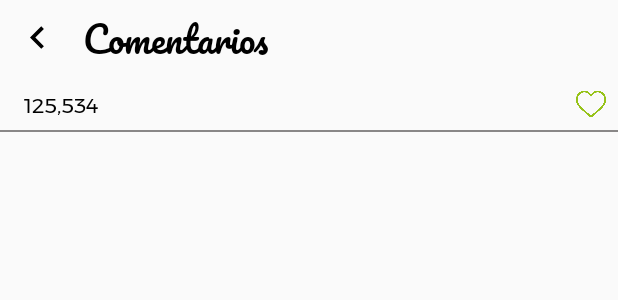
After one commit to Beetoo13/Fitsu, an Android app: the layout fragment_comentarios.xml on its own in the app's theme, with its tools: preview values and no code run, on a phone screen of 412 x 824 dp. The commit adds this screen. Shown: the top 300 px of the screen. Run offline under Robolectric (Android 15) with nearby library versions, the phone set to English and light mode, and no system bars.

Commit message:
Fragment comentarios para la pantalla de descubrir

```diff
--- a/app/build.gradle
+++ b/app/build.gradle
@@ -27,6 +27,7 @@ dependencies {
     implementation 'androidx.constraintlayout:constraintlayout:1.1.3'
     implementation 'androidx.cardview:cardview:1.0.0'
     implementation 'androidx.recyclerview:recyclerview:1.1.0'
+    implementation 'androidx.legacy:legacy-support-v4:1.0.0'
     testImplementation 'junit:junit:4.12'
     androidTestImplementation 'androidx.test.ext:junit:1.1.0'
     androidTestImplementation 'androidx.test.espresso:espresso-core:3.1.1'
--- /dev/null
+++ b/app/src/main/java/com/example/fitsu/FragmentComentarios.java
@@ -0,0 +1,31 @@
+package com.example.fitsu;
+
+import android.os.Bundle;
+
+import androidx.fragment.app.Fragment;
+
+import android.view.LayoutInflater;
+import android.view.View;
+import android.view.ViewGroup;
+import android.widget.Button;
+import android.widget.ImageView;
+
+public class FragmentComentarios extends Fragment {
+    ImageView back;
+
+    @Override
+    public View onCreateView(LayoutInflater inflater, ViewGroup container, Bundle savedInstanceState) {
+        View view = inflater.inflate(R.layout.fragment_comentarios, container, false);
+
+        back = view.findViewById(R.id.volver_btn);
+
+        back.setOnClickListener(new View.OnClickListener() {
+            @Override
+            public void onClick(View v) {
+                getFragmentManager().beginTransaction().replace(R.id.fragment_container, new FragmentDescubrir()).commit();
+            }
+        });
+
+        return view;
+    }
+}
--- a/app/src/main/java/com/example/fitsu/FragmentDescubrir.java
+++ b/app/src/main/java/com/example/fitsu/FragmentDescubrir.java
@@ -8,6 +8,7 @@ import android.view.View;
 import android.view.ViewGroup;
 import android.widget.Button;
 import android.widget.ImageView;
+import android.widget.TextView;
 
 import androidx.annotation.NonNull;
 import androidx.annotation.Nullable;
@@ -24,10 +25,8 @@ public class FragmentDescubrir extends Fragment {
     RecyclerView recyclerPublicaciones;
     ArrayList<Publicacion> listaPublicaciones;
 
-
-    @Nullable
     @Override
-    public View onCreateView(@NonNull LayoutInflater inflater, @Nullable ViewGroup container, @Nullable Bundle savedInstanceState) {
+    public View onCreateView(LayoutInflater inflater, ViewGroup container, Bundle savedInstanceState) {
         View view = inflater.inflate(R.layout.fragment_descubrir, container, false);
 
         listaPublicaciones = new ArrayList<>();
--- a/app/src/main/java/com/example/fitsu/MainActivity.java
+++ b/app/src/main/java/com/example/fitsu/MainActivity.java
@@ -505,6 +505,10 @@ public class MainActivity extends AppCompatActivity {
         getSupportFragmentManager().beginTransaction().replace(R.id.fragment_container, new FragmentDetallesHistorial()).commit();
     }
 
+    public void openFragmentComentarios(View v){
+        getSupportFragmentManager().beginTransaction().replace(R.id.fragment_container, new FragmentComentarios()).commit();
+    }
+
     public void favorito(View v){
         if(fav == 1){
             v.setBackgroundResource(R.drawable.star);
--- /dev/null
+++ b/app/src/main/res/layout/fragment_comentarios.xml
@@ -0,0 +1,78 @@
+<?xml version="1.0" encoding="utf-8"?>
+<LinearLayout xmlns:android="http://schemas.android.com/apk/res/android"
+    xmlns:app="http://schemas.android.com/apk/res-auto"
+    xmlns:tools="http://schemas.android.com/tools"
+    android:layout_width="match_parent"
+    android:layout_height="match_parent"
+    android:orientation="vertical"
+    tools:context=".FragmentComentarios">
+
+    <LinearLayout
+        android:layout_width="wrap_content"
+        android:layout_height="wrap_content"
+        android:orientation="horizontal">
+
+        <ImageView
+            android:id="@+id/volver_btn"
+            android:layout_width="50dp"
+            android:layout_height="50dp"
+            android:layout_gravity="center_horizontal|center_vertical"
+            android:layout_weight="1"
+            android:paddingLeft="10dp"
+            android:paddingRight="10dp"
+            android:src="@drawable/ic_keyboard_arrow_left_black_24dp" />
+
+        <TextView
+            android:id="@+id/textView3"
+            android:layout_width="match_parent"
+            android:layout_height="51dp"
+            android:fontFamily="@font/pacifico"
+            android:paddingLeft="5dp"
+            android:text="Comentarios"
+            android:textColor="#000000"
+            android:textSize="24sp" />
+
+    </LinearLayout>
+
+    <androidx.constraintlayout.widget.ConstraintLayout
+        android:layout_width="match_parent"
+        android:layout_height="wrap_content">
+
+        <ImageView
+            android:id="@+id/likeIcon"
+            android:layout_width="20dp"
+            android:layout_height="20dp"
+            android:layout_marginTop="5dp"
+            android:layout_marginEnd="8dp"
+            android:layout_marginBottom="5dp"
+            android:src="@drawable/cora"
+            app:layout_constraintBottom_toTopOf="@+id/textView12"
+            app:layout_constraintEnd_toEndOf="parent"
+            app:layout_constraintTop_toTopOf="parent" />
+
+        <TextView
+            android:id="@+id/textView9"
+            android:layout_width="wrap_content"
+            android:layout_height="wrap_content"
+            android:layout_marginStart="16dp"
+            android:layout_marginTop="8dp"
+            android:fontFamily="@font/montserrat"
+            android:text="125,534"
+            android:textColor="#000000"
+            app:layout_constraintStart_toStartOf="parent"
+            app:layout_constraintTop_toTopOf="parent" />
+
+        <TextView
+            android:id="@+id/textView12"
+            android:layout_width="match_parent"
+            android:layout_height="1dp"
+            android:layout_marginTop="5dp"
+            android:background="#D0706E6E"
+            app:layout_constraintEnd_toEndOf="parent"
+            app:layout_constraintHorizontal_bias="0.0"
+            app:layout_constraintStart_toStartOf="parent"
+            app:layout_constraintTop_toBottomOf="@+id/textView9" />
+
+    </androidx.constraintlayout.widget.ConstraintLayout>
+
+</LinearLayout>
--- a/app/src/main/res/layout/publicacion_item.xml
+++ b/app/src/main/res/layout/publicacion_item.xml
@@ -71,6 +71,7 @@
         android:layout_marginStart="16dp"
         android:layout_marginTop="10dp"
         android:fontFamily="@font/montserrat"
+        android:onClick="openFragmentComentarios"
         android:text="Ver comentarios"
         app:layout_constraintStart_toStartOf="parent"
         app:layout_constraintTop_toBottomOf="@+id/contentPost" />
--- a/app/src/main/res/values/strings.xml
+++ b/app/src/main/res/values/strings.xml
@@ -1,3 +1,5 @@
 <resources>
     <string name="app_name">Fitsu</string>
+
+    <string name="hello_blank_fragment">Hello blank fragment</string>
 </resources>
```
